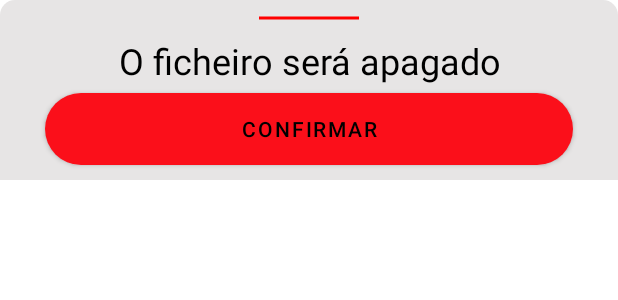
After one commit to BenildoMorais/TesteAppPDF, an Android app: the layout bottomdialog.xml on its own in the app's theme, with its tools: preview values and no code run, on a phone screen of 412 x 824 dp. The commit adds this screen. Shown: the top 300 px of the screen. Run offline under Robolectric (Android 15) with nearby library versions, the phone set to English and light mode, and no system bars.

Commit message:
BottomDialog para deletar ficheiros

```diff
--- a/app/src/main/java/mz/ac/isutc/lecc/mt2/testeapppdf/MainActivity.java
+++ b/app/src/main/java/mz/ac/isutc/lecc/mt2/testeapppdf/MainActivity.java
@@ -97,9 +97,7 @@ public class MainActivity extends AppCompatActivity {
     @Override
     public boolean onCreateOptionsMenu(Menu menu) {
         getMenuInflater().inflate(R.menu.menu_bar, menu);
-//        MenuInflater menuInflater = getMenuInflater();
         return true;
-//        return super.onCreateOptionsMenu(menu);
     }
 
     @Override
--- /dev/null
+++ b/app/src/main/res/drawable/baseline_delete_24.xml
@@ -0,0 +1,5 @@
+<vector android:height="24dp" android:tint="#FF0000"
+    android:viewportHeight="24" android:viewportWidth="24"
+    android:width="24dp" xmlns:android="http://schemas.android.com/apk/res/android">
+    <path android:fillColor="@android:color/white" android:pathData="M6,19c0,1.1 0.9,2 2,2h8c1.1,0 2,-0.9 2,-2V7H6v12zM19,4h-3.5l-1,-1h-5l-1,1H5v2h14V4z"/>
+</vector>
--- /dev/null
+++ b/app/src/main/res/drawable/baseline_horizontal_rule_24.xml
@@ -0,0 +1,6 @@
+<vector android:height="24dp" android:tint="#FF0000"
+    android:viewportHeight="24" android:viewportWidth="24"
+    android:width="100dp" xmlns:android="http://schemas.android.com/apk/res/android">
+    <path android:fillColor="@android:color/white"
+        android:fillType="evenOdd" android:pathData="M4,11h16v2h-16z"/>
+</vector>
--- /dev/null
+++ b/app/src/main/res/drawable/bottomdialog_background.xml
@@ -0,0 +1,13 @@
+<?xml version="1.0" encoding="utf-8"?>
+<selector xmlns:android="http://schemas.android.com/apk/res/android">
+
+    <item>
+
+    <shape xmlns:android="http://schemas.android.com/apk/res/android">
+        <solid android:color="@color/cinzento"/>
+        <corners android:topRightRadius="10dp"
+                 android:topLeftRadius="10dp"/>
+    </shape>
+
+    </item>
+</selector>
--- a/app/src/main/res/layout/activity_sign_up.xml
+++ b/app/src/main/res/layout/activity_sign_up.xml
@@ -20,7 +20,7 @@
         android:layout_width="match_parent"
         android:layout_height="wrap_content"
         android:hint="Username"
-        android:inputType="text"
+        android:inputType="textCapWords"
         android:layout_marginHorizontal="30dp"
         android:layout_marginVertical="5dp"
         android:background="@drawable/edit_text_background"
@@ -33,7 +33,7 @@
         android:layout_height="wrap_content"
         android:hint="Disciplina"
         android:visibility="gone"
-        android:inputType="text"
+        android:inputType="textCapWords"
         android:layout_marginHorizontal="30dp"
         android:layout_marginVertical="5dp"
         android:background="@drawable/edit_text_background"
--- /dev/null
+++ b/app/src/main/res/layout/bottomdialog.xml
@@ -0,0 +1,36 @@
+<?xml version="1.0" encoding="utf-8"?>
+<LinearLayout xmlns:android="http://schemas.android.com/apk/res/android"
+    android:layout_width="match_parent"
+    android:layout_height="wrap_content"
+    android:orientation="vertical"
+    android:gravity="center"
+    android:id="@+id/dialog_container"
+    android:background="@drawable/bottomdialog_background">
+
+    <ImageView
+        android:layout_width="wrap_content"
+        android:layout_height="wrap_content"
+        android:src="@drawable/baseline_horizontal_rule_24"/>
+
+    <TextView
+        android:layout_width="match_parent"
+        android:layout_height="wrap_content"
+        android:text="O ficheiro será apagado"
+        android:textSize="24dp"
+        android:textColor="@color/black"
+        android:gravity="center" />
+
+        <Button
+            android:layout_width="match_parent"
+            android:layout_height="wrap_content"
+            android:text="Confirmar"
+            android:background="@drawable/button_background"
+            android:layout_marginHorizontal="30dp"
+            android:id="@+id/confirmar"
+            android:gravity="center"
+            android:textColor="@color/black"
+            android:layout_marginTop="5dp"
+            android:layout_marginBottom="10dp"/>
+
+
+</LinearLayout>
--- /dev/null
+++ b/app/src/main/res/layout/sobre_o_projecto.xml
@@ -0,0 +1,6 @@
+<?xml version="1.0" encoding="utf-8"?>
+<androidx.constraintlayout.widget.ConstraintLayout xmlns:android="http://schemas.android.com/apk/res/android"
+    android:layout_width="match_parent"
+    android:layout_height="match_parent">
+
+</androidx.constraintlayout.widget.ConstraintLayout>
```
Also changed, not shown: app/src/main/java/mz/ac/isutc/lecc/mt2/testeapppdf/Myadapter.java (+16 -2 lines), app/src/main/res/drawable/button_white_background.xml (added, +16 -0 lines), app/src/main/res/menu/menu_bar.xml (+6 -6 lines), app/src/main/res/values/themes.xml (+8 -0 lines).
